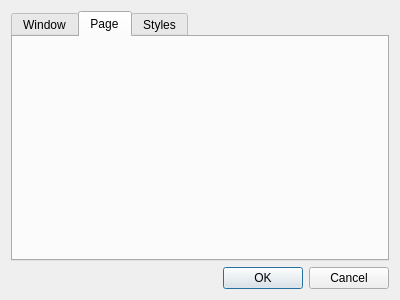
Old version of the form trunk/src/settings.ui in the repository buggins/coolreader.
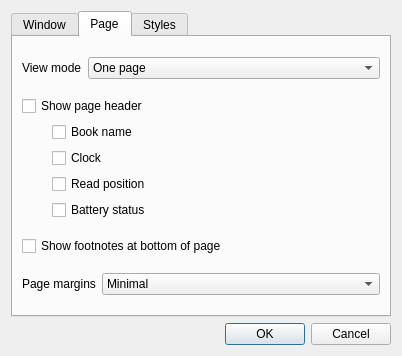
New version of the form. The open tabs and pages were chosen to show the change. Icons and pictures are not drawn.

Commit message: settings dialog

```diff
--- a/trunk/src/settings.ui
+++ b/trunk/src/settings.ui
@@ -9,8 +9,8 @@
    <rect>
     <x>0</x>
     <y>0</y>
-    <width>400</width>
-    <height>300</height>
+    <width>402</width>
+    <height>356</height>
    </rect>
   </property>
   <property name="windowTitle">
@@ -78,6 +78,282 @@
       <attribute name="title">
        <string>Page</string>
       </attribute>
+      <layout class="QVBoxLayout" name="verticalLayout_4">
+       <item>
+        <layout class="QVBoxLayout" name="verticalLayout_3">
+         <item>
+          <spacer name="verticalSpacer_6">
+           <property name="orientation">
+            <enum>Qt::Vertical</enum>
+           </property>
+           <property name="sizeHint" stdset="0">
+            <size>
+             <width>20</width>
+             <height>40</height>
+            </size>
+           </property>
+          </spacer>
+         </item>
+         <item>
+          <layout class="QHBoxLayout" name="horizontalLayout">
+           <item>
+            <widget class="QLabel" name="label">
+             <property name="sizePolicy">
+              <sizepolicy hsizetype="Maximum" vsizetype="Preferred">
+               <horstretch>0</horstretch>
+               <verstretch>0</verstretch>
+              </sizepolicy>
+             </property>
+             <property name="text">
+              <string>View mode</string>
+             </property>
+            </widget>
+           </item>
+           <item>
+            <widget class="QComboBox" name="cbViewMode">
+             <property name="sizePolicy">
+              <sizepolicy hsizetype="Preferred" vsizetype="Fixed">
+               <horstretch>0</horstretch>
+               <verstretch>0</verstretch>
+              </sizepolicy>
+             </property>
+             <item>
+              <property name="text">
+               <string>One page</string>
+              </property>
+             </item>
+             <item>
+              <property name="text">
+               <string>Two pages</string>
+              </property>
+             </item>
+             <item>
+              <property name="text">
+               <string>Scroll View</string>
+              </property>
+             </item>
+            </widget>
+           </item>
+          </layout>
+         </item>
+         <item>
+          <spacer name="verticalSpacer_2">
+           <property name="orientation">
+            <enum>Qt::Vertical</enum>
+           </property>
+           <property name="sizeHint" stdset="0">
+            <size>
+             <width>20</width>
+             <height>40</height>
+            </size>
+           </property>
+          </spacer>
+         </item>
+         <item>
+          <widget class="QCheckBox" name="cbShowPageHeader">
+           <property name="text">
+            <string>Show page header</string>
+           </property>
+          </widget>
+         </item>
+         <item>
+          <layout class="QHBoxLayout" name="horizontalLayout_2">
+           <item>
+            <spacer name="horizontalSpacer">
+             <property name="orientation">
+              <enum>Qt::Horizontal</enum>
+             </property>
+             <property name="sizeType">
+              <enum>QSizePolicy::Maximum</enum>
+             </property>
+             <property name="sizeHint" stdset="0">
+              <size>
+               <width>30</width>
+               <height>20</height>
+              </size>
+             </property>
+            </spacer>
+           </item>
+           <item>
+            <widget class="QCheckBox" name="cbShowBookName">
+             <property name="text">
+              <string>Book name</string>
+             </property>
+            </widget>
+           </item>
+          </layout>
+         </item>
+         <item>
+          <layout class="QHBoxLayout" name="horizontalLayout_3">
+           <item>
+            <spacer name="horizontalSpacer_2">
+             <property name="orientation">
+              <enum>Qt::Horizontal</enum>
+             </property>
+             <property name="sizeType">
+              <enum>QSizePolicy::Maximum</enum>
+             </property>
+             <property name="sizeHint" stdset="0">
+              <size>
+               <width>30</width>
+               <height>20</height>
+              </size>
+             </property>
+            </spacer>
+           </item>
+           <item>
+            <widget class="QCheckBox" name="cbShowClock">
+             <property name="text">
+              <string>Clock</string>
+             </property>
+            </widget>
+           </item>
+          </layout>
+         </item>
+         <item>
+          <layout class="QHBoxLayout" name="horizontalLayout_4">
+           <item>
+            <spacer name="horizontalSpacer_3">
+             <property name="orientation">
+              <enum>Qt::Horizontal</enum>
+             </property>
+             <property name="sizeType">
+              <enum>QSizePolicy::Maximum</enum>
+             </property>
+             <property name="sizeHint" stdset="0">
+              <size>
+               <width>30</width>
+               <height>20</height>
+              </size>
+             </property>
+            </spacer>
+           </item>
+           <item>
+            <widget class="QCheckBox" name="cbShowPosition">
+             <property name="text">
+              <string>Read position</string>
+             </property>
+            </widget>
+           </item>
+          </layout>
+         </item>
+         <item>
+          <layout class="QHBoxLayout" name="horizontalLayout_5">
+           <item>
+            <spacer name="horizontalSpacer_4">
+             <property name="orientation">
+              <enum>Qt::Horizontal</enum>
+             </property>
+             <property name="sizeType">
+              <enum>QSizePolicy::Maximum</enum>
+             </property>
+             <property name="sizeHint" stdset="0">
+              <size>
+               <width>30</width>
+               <height>20</height>
+              </size>
+             </property>
+            </spacer>
+           </item>
+           <item>
+            <widget class="QCheckBox" name="cbShowBattery">
+             <property name="text">
+              <string>Battery status</string>
+             </property>
+            </widget>
+           </item>
+          </layout>
+         </item>
+         <item>
+          <spacer name="verticalSpacer">
+           <property name="orientation">
+            <enum>Qt::Vertical</enum>
+           </property>
+           <property name="sizeHint" stdset="0">
+            <size>
+             <width>20</width>
+             <height>40</height>
+            </size>
+           </property>
+          </spacer>
+         </item>
+         <item>
+          <widget class="QCheckBox" name="cbShowFootNotes">
+           <property name="text">
+            <string>Show footnotes at bottom of page</string>
+           </property>
+          </widget>
+         </item>
+         <item>
+          <spacer name="verticalSpacer_3">
+           <property name="orientation">
+            <enum>Qt::Vertical</enum>
+           </property>
+           <property name="sizeHint" stdset="0">
+            <size>
+             <width>20</width>
+             <height>40</height>
+            </size>
+           </property>
+          </spacer>
+         </item>
+         <item>
+          <layout class="QHBoxLayout" name="horizontalLayout_7">
+           <item>
+            <widget class="QLabel" name="label_2">
+             <property name="sizePolicy">
+              <sizepolicy hsizetype="Maximum" vsizetype="Preferred">
+               <horstretch>0</horstretch>
+               <verstretch>0</verstretch>
+              </sizepolicy>
+             </property>
+             <property name="text">
+              <string>Page margins</string>
+             </property>
+            </widget>
+           </item>
+           <item>
+            <widget class="QComboBox" name="cbMargins">
+             <item>
+              <property name="text">
+               <string>Minimal</string>
+              </property>
+             </item>
+             <item>
+              <property name="text">
+               <string>Small</string>
+              </property>
+             </item>
+             <item>
+              <property name="text">
+               <string>Medium</string>
+              </property>
+             </item>
+             <item>
+              <property name="text">
+               <string>Big</string>
+              </property>
+             </item>
+            </widget>
+           </item>
+          </layout>
+         </item>
+         <item>
+          <spacer name="verticalSpacer_4">
+           <property name="orientation">
+            <enum>Qt::Vertical</enum>
+           </property>
+           <property name="sizeHint" stdset="0">
+            <size>
+             <width>20</width>
+             <height>40</height>
+            </size>
+           </property>
+          </spacer>
+         </item>
+        </layout>
+       </item>
+      </layout>
      </widget>
      <widget class="QWidget" name="tabStyles">
       <attribute name="title">
```
